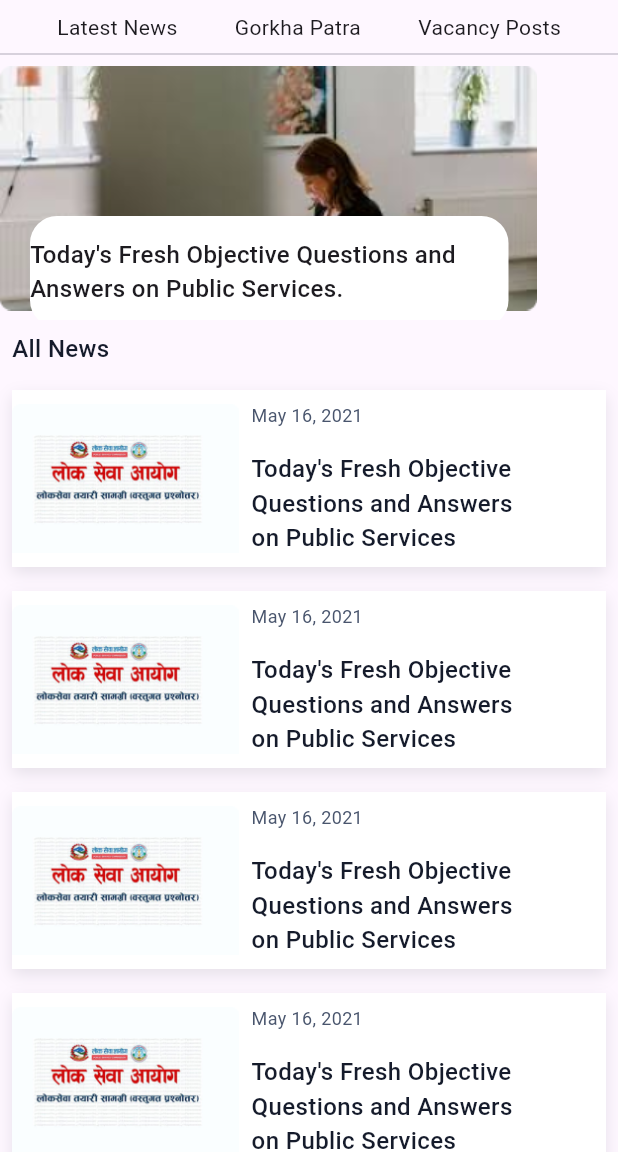
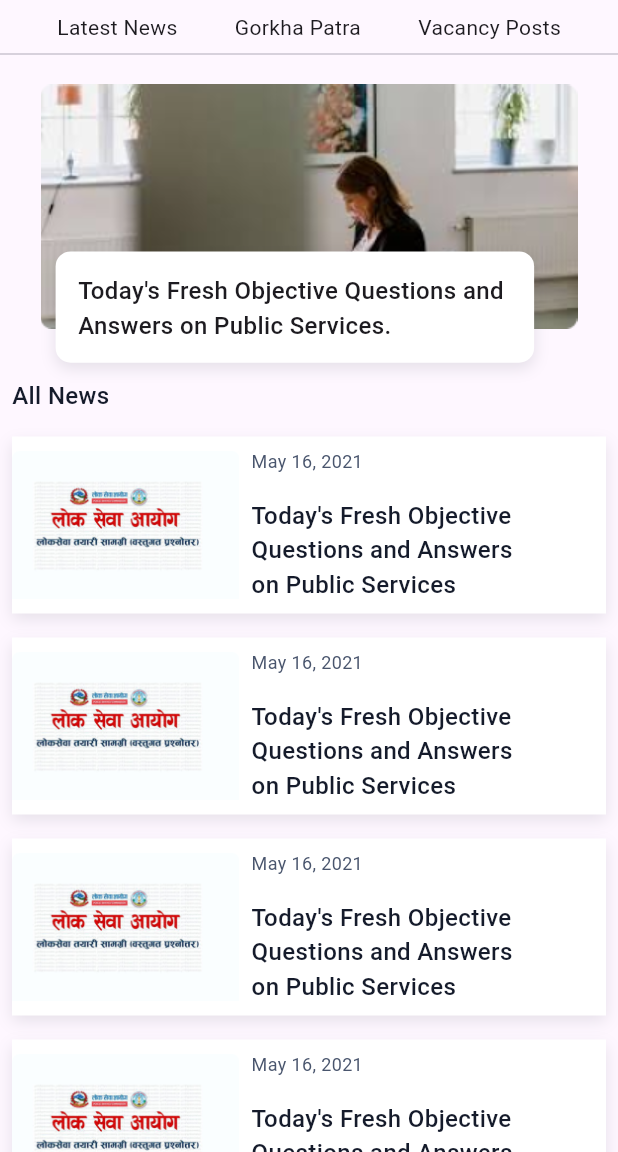
Before and after one commit to Neptechpal-pvt-ltd/loksewatayari-mobile-app, a Flutter app: the ResourcesView screen opened by its route, on a phone screen of 412 x 824 dp, the part 84-1236 px from its top. Run offline on Flutter 3.47's test engine with Material 3 defaults, Android fonts, the light colour scheme and no system bars; our stand-ins replace flutter_svg.

Commit message:
resource page managed

```diff
--- a/lib/core/const/assets_path.dart
+++ b/lib/core/const/assets_path.dart
@@ -60,6 +60,10 @@ class AssetsPath {
   static const String resource = '${_imagePath}resource.png';
   static const String courseeg = '${_imagePath}courseeg.png';
 
+//video page
+  static const String loksewavideo = '${_imagePath}introtoloksewa.png';
+
+
 
   // profileIcon for Account
    List<String> profileAccount = [
--- a/lib/core/routes/router_generator.dart
+++ b/lib/core/routes/router_generator.dart
@@ -7,6 +7,7 @@ import 'package:loksewa/view/login/login_view.dart';
 import 'package:loksewa/view/login/select_career.dart';
 import 'package:loksewa/view/login/select_course.dart';
 import 'package:loksewa/view/profile/edit_account.dart';
+import 'package:loksewa/view/profile/loksewavideo.dart';
 import 'package:loksewa/view/profile/prepare_loksewa.dart';
 import 'package:loksewa/view/profile/trackprogress.dart';
 import 'package:loksewa/view/quiz/qsnpart.dart';
@@ -51,6 +52,8 @@ class RouterGenerator {
         return MaterialPageRoute(builder: (_) => TrackMyProgress() );
           case Routes.prepareloksewa:
         return MaterialPageRoute(builder: (_) => PrepareLoksewa() );
+          case Routes.loksewavideo:
+        return MaterialPageRoute(builder: (_) => LOksewaVideo());
       default:
         return MaterialPageRoute(builder: (_) => const OnboardingScreen());
     }
--- a/lib/core/routes/routes.dart
+++ b/lib/core/routes/routes.dart
@@ -12,6 +12,8 @@ class Routes {
   static const String askqsn = "/AskQuestion";
   static const String resourceView = "/ResourceView";
   static const String editAccount = "/EditAccount";
+  static const String loksewavideo = "/LoksewaVideo";
+
 
 
 
--- a/lib/view/resources/resource_view.dart
+++ b/lib/view/resources/resource_view.dart
@@ -40,26 +40,49 @@ class ResourcesView extends StatelessWidget {
             Divider(),
             SizedBox(
               width: 390,
-              height: 169,
+              height: 200,
               child: Stack(
                 children: <Widget>[
-                  const Image(image: AssetImage(AssetsPath.resource)),
+                  Container(
+                    height: 200,
+                    // color: Colors.white,s
+                  ),
+                  // Container(
+                  //   height: 100,
+                  //   color: Colors.blue,
+                  // ),
+                  Image(
+                      image: AssetImage(AssetsPath.resource),
+                      width: MediaQuery.sizeOf(context).width * 1.5),
                   Positioned(
-                    top: 100,
+                    top: MediaQuery.sizeOf(context).height * 0.15,
                     // bottom: 5,
-                    left: 20,
+                    left: MediaQuery.sizeOf(context).width * 0.09,
                     child: Container(
                       height: MediaQuery.of(context).size.height * 0.09,
                       width: 319,
                       decoration: BoxDecoration(
-                          borderRadius: BorderRadius.circular(18),
+                          boxShadow: [
+                            BoxShadow(
+                              color: Color(0xff101828)
+                                  .withOpacity(0.1), // Shadow color
+                              spreadRadius: 0, // How much to spread the shadow
+                              blurRadius: 8, // How much to blur the shadow
+                              offset: Offset(
+                                  0, 4), // Changes the position of the shadow
+                            ),
+                          ],
+                          borderRadius: BorderRadius.circular(10),
                           color: Colors.white),
                       child: Center(
-                        child: Text(
-                          "Today's Fresh Objective Questions and Answers on Public Services.",
-                          style: TextStyle(
-                            fontWeight: FontWeight.w500,
-                            fontSize: 16,
+                        child: Padding(
+                          padding: const EdgeInsets.all(15.0),
+                          child: Text(
+                            "Today's Fresh Objective Questions and Answers on Public Services.",
+                            style: TextStyle(
+                              fontWeight: FontWeight.w500,
+                              fontSize: 16,
+                            ),
                           ),
                         ),
                       ),
```
Also changed, not shown: lib/view/login/select_course.dart (+5 -2 lines), lib/view/profile/loksewavideo.dart (added, +26 -0 lines), lib/view/profile/prepare_loksewa.dart (+14 -1 lines), assets/images/introtoloksewa.png (added).
